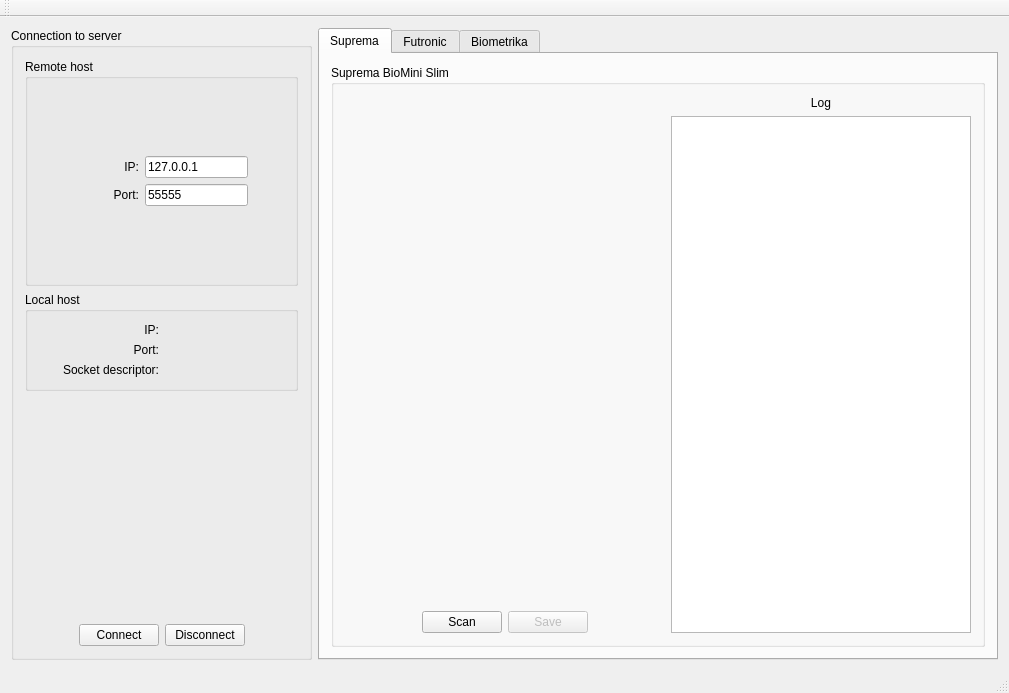
Above: client.ui from pavolmarak/fingerprint-client-gui-qt before the change. Below: the same form after it.
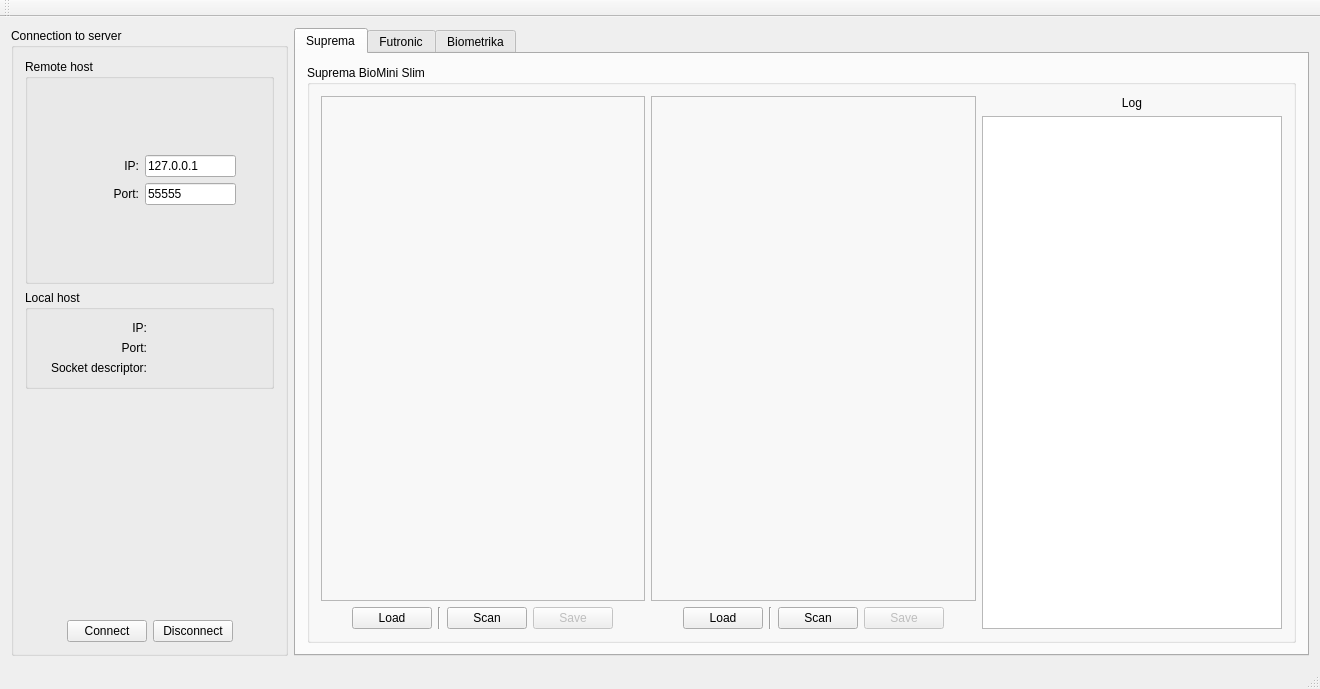
That is the form after the change.

Commit message: Added possibility to choose fingerprint image from file system.

Diff of the .ui file:
```diff
--- a/client.ui
+++ b/client.ui
@@ -6,8 +6,8 @@
    <rect>
     <x>0</x>
     <y>0</y>
-    <width>1009</width>
-    <height>693</height>
+    <width>1320</width>
+    <height>689</height>
    </rect>
   </property>
   <property name="windowTitle">
@@ -305,6 +305,12 @@
                  <height>480</height>
                 </size>
                </property>
+               <property name="frameShape">
+                <enum>QFrame::StyledPanel</enum>
+               </property>
+               <property name="frameShadow">
+                <enum>QFrame::Sunken</enum>
+               </property>
                <property name="text">
                 <string>&lt;html&gt;&lt;head/&gt;&lt;body&gt;&lt;p align=&quot;center&quot;&gt;&lt;br/&gt;&lt;/p&gt;&lt;/body&gt;&lt;/html&gt;</string>
                </property>
@@ -325,6 +331,20 @@
                  </property>
                 </spacer>
                </item>
+               <item>
+                <widget class="QPushButton" name="load_image_button">
+                 <property name="text">
+                  <string>Load</string>
+                 </property>
+                </widget>
+               </item>
+               <item>
+                <widget class="Line" name="line">
+                 <property name="orientation">
+                  <enum>Qt::Vertical</enum>
+                 </property>
+                </widget>
+               </item>
                <item>
                 <widget class="QPushButton" name="suprema_scan_button">
                  <property name="text">
@@ -359,6 +379,96 @@
              </item>
             </layout>
            </item>
+           <item>
+            <layout class="QVBoxLayout" name="verticalLayout_8">
+             <item>
+              <widget class="QLabel" name="suprema_fingerprint_img2">
+               <property name="sizePolicy">
+                <sizepolicy hsizetype="Minimum" vsizetype="Minimum">
+                 <horstretch>0</horstretch>
+                 <verstretch>0</verstretch>
+                </sizepolicy>
+               </property>
+               <property name="minimumSize">
+                <size>
+                 <width>320</width>
+                 <height>480</height>
+                </size>
+               </property>
+               <property name="frameShape">
+                <enum>QFrame::StyledPanel</enum>
+               </property>
+               <property name="frameShadow">
+                <enum>QFrame::Sunken</enum>
+               </property>
+               <property name="text">
+                <string/>
+               </property>
+              </widget>
+             </item>
+             <item>
+              <layout class="QHBoxLayout" name="horizontalLayout_11">
+               <item>
+                <spacer name="horizontalSpacer_6">
+                 <property name="orientation">
+                  <enum>Qt::Horizontal</enum>
+                 </property>
+                 <property name="sizeHint" stdset="0">
+                  <size>
+                   <width>40</width>
+                   <height>20</height>
+                  </size>
+                 </property>
+                </spacer>
+               </item>
+               <item>
+                <widget class="QPushButton" name="load_image_button2">
+                 <property name="text">
+                  <string>Load</string>
+                 </property>
+                </widget>
+               </item>
+               <item>
+                <widget class="Line" name="line_2">
+                 <property name="orientation">
+                  <enum>Qt::Vertical</enum>
+                 </property>
+                </widget>
+               </item>
+               <item>
+                <widget class="QPushButton" name="suprema_scan_button2">
+                 <property name="text">
+                  <string>Scan</string>
+                 </property>
+                </widget>
+               </item>
+               <item>
+                <widget class="QPushButton" name="save_image_button2">
+                 <property name="enabled">
+                  <bool>false</bool>
+                 </property>
+                 <property name="text">
+                  <string>Save</string>
+                 </property>
+                </widget>
+               </item>
+               <item>
+                <spacer name="horizontalSpacer_7">
+                 <property name="orientation">
+                  <enum>Qt::Horizontal</enum>
+                 </property>
+                 <property name="sizeHint" stdset="0">
+                  <size>
+                   <width>40</width>
+                   <height>20</height>
+                  </size>
+                 </property>
+                </spacer>
+               </item>
+              </layout>
+             </item>
+            </layout>
+           </item>
            <item>
             <layout class="QVBoxLayout" name="verticalLayout_2">
              <item>
```
Left out of the diff: 4 changed lines with no effect on the pictures. The commit also changes 2 other files.
